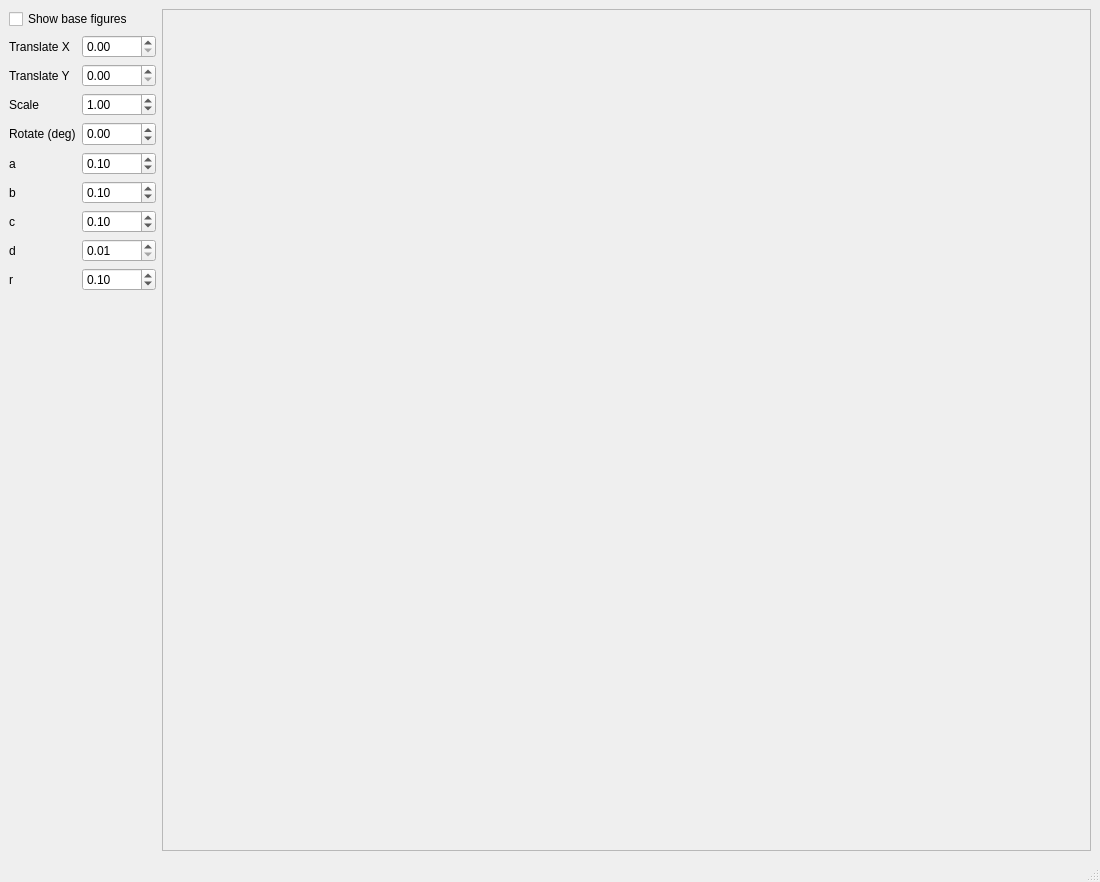
awarebayes/kg, file 2/main.ui: the form before one commit.
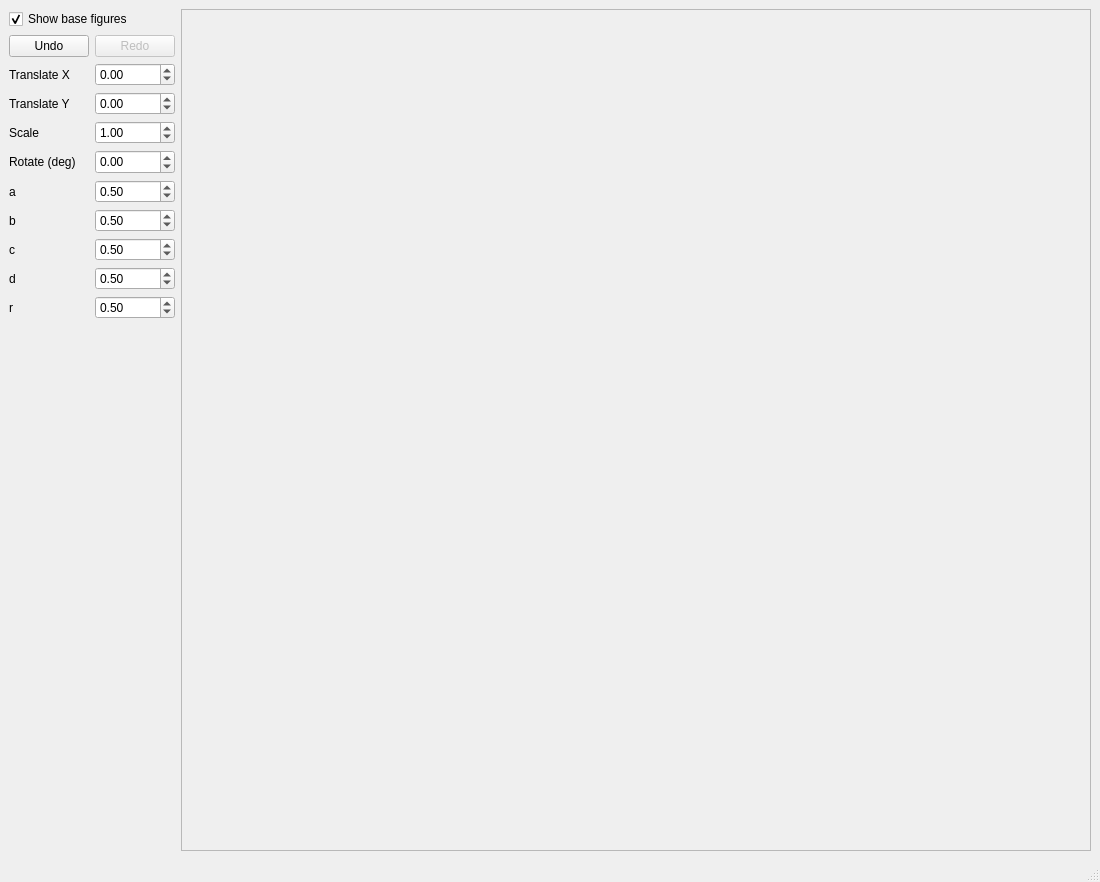
The form after the commit.

Diff of the .ui file:
```diff
--- a/2/main.ui
+++ b/2/main.ui
@@ -22,77 +22,17 @@
         <property name="text">
          <string>Show base figures</string>
         </property>
+        <property name="checkable">
+         <bool>true</bool>
+        </property>
+        <property name="checked">
+         <bool>true</bool>
+        </property>
        </widget>
       </item>
       <item>
-       <layout class="QGridLayout" name="gridLayout_2" rowstretch="1,0,0,0,0,0,0,0,0" columnstretch="0,0">
-        <item row="6" column="1">
-         <widget class="QDoubleSpinBox" name="CSB">
-          <property name="minimum">
-           <double>0.010000000000000</double>
-          </property>
-          <property name="maximum">
-           <double>1.000000000000000</double>
-          </property>
-          <property name="singleStep">
-           <double>0.100000000000000</double>
-          </property>
-          <property name="value">
-           <double>0.100000000000000</double>
-          </property>
-         </widget>
-        </item>
-        <item row="5" column="0">
-         <widget class="QLabel" name="label_5">
-          <property name="text">
-           <string>b</string>
-          </property>
-         </widget>
-        </item>
-        <item row="5" column="1">
-         <widget class="QDoubleSpinBox" name="BSB">
-          <property name="minimum">
-           <double>0.010000000000000</double>
-          </property>
-          <property name="maximum">
-           <double>1.000000000000000</double>
-          </property>
-          <property name="singleStep">
-           <double>0.100000000000000</double>
-          </property>
-          <property name="value">
-           <double>0.100000000000000</double>
-          </property>
-         </widget>
-        </item>
-        <item row="7" column="1">
-         <widget class="QDoubleSpinBox" name="DSB">
-          <property name="minimum">
-           <double>0.010000000000000</double>
-          </property>
-          <property name="maximum">
-           <double>1.000000000000000</double>
-          </property>
-          <property name="singleStep">
-           <double>0.100000000000000</double>
-          </property>
-         </widget>
-        </item>
-        <item row="7" column="0">
-         <widget class="QLabel" name="label_7">
-          <property name="text">
-           <string>d</string>
-          </property>
-         </widget>
-        </item>
-        <item row="0" column="0">
-         <widget class="QLabel" name="TransXLabel1">
-          <property name="text">
-           <string>Translate X</string>
-          </property>
-         </widget>
-        </item>
-        <item row="2" column="1">
+       <layout class="QGridLayout" name="gridLayout_2" rowstretch="1,0,0,0,0,0,0,0,0,0" columnstretch="0,0">
+        <item row="3" column="1">
          <widget class="QDoubleSpinBox" name="ScaleSB">
           <property name="minimum">
            <double>0.100000000000000</double>
@@ -108,78 +48,7 @@
           </property>
          </widget>
         </item>
-        <item row="0" column="1">
-         <widget class="QDoubleSpinBox" name="TransXSB">
-          <property name="maximum">
-           <double>1.000000000000000</double>
-          </property>
-          <property name="singleStep">
-           <double>0.050000000000000</double>
-          </property>
-         </widget>
-        </item>
-        <item row="4" column="0">
-         <widget class="QLabel" name="label">
-          <property name="text">
-           <string>a</string>
-          </property>
-         </widget>
-        </item>
-        <item row="3" column="0">
-         <widget class="QLabel" name="RotateLabel1">
-          <property name="text">
-           <string>Rotate (deg)</string>
-          </property>
-         </widget>
-        </item>
-        <item row="1" column="0">
-         <widget class="QLabel" name="TransYLabel1">
-          <property name="text">
-           <string>Translate Y</string>
-          </property>
-         </widget>
-        </item>
-        <item row="2" column="0">
-         <widget class="QLabel" name="TransScaleLabel1">
-          <property name="text">
-           <string>Scale</string>
-          </property>
-         </widget>
-        </item>
-        <item row="1" column="1">
-         <widget class="QDoubleSpinBox" name="TransYSB">
-          <property name="maximum">
-           <double>1.000000000000000</double>
-          </property>
-          <property name="singleStep">
-           <double>0.050000000000000</double>
-          </property>
-         </widget>
-        </item>
         <item row="4" column="1">
-         <widget class="QDoubleSpinBox" name="ASB">
-          <property name="minimum">
-           <double>0.010000000000000</double>
-          </property>
-          <property name="maximum">
-           <double>1.000000000000000</double>
-          </property>
-          <property name="singleStep">
-           <double>0.100000000000000</double>
-          </property>
-          <property name="value">
-           <double>0.100000000000000</double>
-          </property>
-         </widget>
-        </item>
-        <item row="6" column="0">
-         <widget class="QLabel" name="label_6">
-          <property name="text">
-           <string>c</string>
-          </property>
-         </widget>
-        </item>
-        <item row="3" column="1">
          <widget class="QDoubleSpinBox" name="RotateSB">
           <property name="minimumSize">
            <size>
@@ -198,15 +67,131 @@
           </property>
          </widget>
         </item>
-        <item row="8" column="0">
+        <item row="1" column="1">
+         <widget class="QDoubleSpinBox" name="TransXSB">
+          <property name="minimum">
+           <double>-0.500000000000000</double>
+          </property>
+          <property name="maximum">
+           <double>0.500000000000000</double>
+          </property>
+          <property name="singleStep">
+           <double>0.050000000000000</double>
+          </property>
+         </widget>
+        </item>
+        <item row="7" column="0">
+         <widget class="QLabel" name="label_6">
+          <property name="text">
+           <string>c</string>
+          </property>
+         </widget>
+        </item>
+        <item row="1" column="0">
+         <widget class="QLabel" name="TransXLabel1">
+          <property name="text">
+           <string>Translate X</string>
+          </property>
+         </widget>
+        </item>
+        <item row="6" column="0">
+         <widget class="QLabel" name="label_5">
+          <property name="text">
+           <string>b</string>
+          </property>
+         </widget>
+        </item>
+        <item row="9" column="1">
+         <widget class="QDoubleSpinBox" name="RSB">
+          <property name="minimum">
+           <double>0.010000000000000</double>
+          </property>
+          <property name="maximum">
+           <double>1.000000000000000</double>
+          </property>
+          <property name="singleStep">
+           <double>0.100000000000000</double>
+          </property>
+          <property name="value">
+           <double>0.500000000000000</double>
+          </property>
+         </widget>
+        </item>
+        <item row="2" column="1">
+         <widget class="QDoubleSpinBox" name="TransYSB">
+          <property name="minimum">
+           <double>-0.500000000000000</double>
+          </property>
+          <property name="maximum">
+           <double>0.500000000000000</double>
+          </property>
+          <property name="singleStep">
+           <double>0.050000000000000</double>
+          </property>
+         </widget>
+        </item>
+        <item row="7" column="1">
+         <widget class="QDoubleSpinBox" name="CSB">
+          <property name="minimum">
+           <double>0.010000000000000</double>
+          </property>
+          <property name="maximum">
+           <double>1.000000000000000</double>
+          </property>
+          <property name="singleStep">
+           <double>0.100000000000000</double>
+          </property>
+          <property name="value">
+           <double>0.500000000000000</double>
+          </property>
+         </widget>
+        </item>
+        <item row="5" column="0">
+         <widget class="QLabel" name="label">
+          <property name="text">
+           <string>a</string>
+          </property>
+         </widget>
+        </item>
+        <item row="8" column="1">
+         <widget class="QDoubleSpinBox" name="DSB">
+          <property name="minimum">
+           <double>0.010000000000000</double>
+          </property>
+          <property name="maximum">
+           <double>1.000000000000000</double>
+          </property>
+          <property name="singleStep">
+           <double>0.100000000000000</double>
+          </property>
+          <property name="value">
+           <double>0.500000000000000</double>
+          </property>
+         </widget>
+        </item>
+        <item row="9" column="0">
          <widget class="QLabel" name="label_9">
           <property name="text">
            <string>r</string>
           </property>
          </widget>
         </item>
-        <item row="8" column="1">
-         <widget class="QDoubleSpinBox" name="RSB">
+        <item row="3" column="0">
+         <widget class="QLabel" name="TransScaleLabel1">
+          <property name="text">
+           <string>Scale</string>
+          </property>
+         </widget>
+        </item>
+        <item row="8" column="0">
+         <widget class="QLabel" name="label_7">
+          <property name="text">
+           <string>d</string>
+          </property>
+         </widget>
+        </item>
+        <item row="5" column="1">
+         <widget class="QDoubleSpinBox" name="ASB">
           <property name="minimum">
            <double>0.010000000000000</double>
           </property>
@@ -217,7 +202,70 @@
            <double>0.100000000000000</double>
           </property>
           <property name="value">
+           <double>0.500000000000000</double>
+          </property>
+         </widget>
+        </item>
+        <item row="4" column="0">
+         <widget class="QLabel" name="RotateLabel1">
+          <property name="text">
+           <string>Rotate (deg)</string>
+          </property>
+         </widget>
+        </item>
+        <item row="2" column="0">
+         <widget class="QLabel" name="TransYLabel1">
+          <property name="text">
+           <string>Translate Y</string>
+          </property>
+         </widget>
+        </item>
+        <item row="6" column="1">
+         <widget class="QDoubleSpinBox" name="BSB">
+          <property name="minimum">
+           <double>0.010000000000000</double>
+          </property>
+          <property name="maximum">
+           <double>1.000000000000000</double>
+          </property>
+          <property name="singleStep">
            <double>0.100000000000000</double>
+          </property>
+          <property name="value">
+           <double>0.500000000000000</double>
+          </property>
+         </widget>
+        </item>
+        <item row="0" column="1">
+         <layout class="QHBoxLayout" name="horizontalLayout_2">
+          <item>
+           <widget class="QPushButton" name="pushButton_2">
+            <property name="enabled">
+             <bool>false</bool>
+            </property>
+            <property name="text">
+             <string>Redo</string>
+            </property>
+           </widget>
+          </item>
+         </layout>
+        </item>
+        <item row="0" column="0">
+         <widget class="QPushButton" name="pushButton">
+          <property name="text">
+           <string>Undo</string>
+          </property>
+          <property name="checkable">
+           <bool>true</bool>
+          </property>
+          <property name="autoDefault">
+           <bool>false</bool>
+          </property>
+          <property name="default">
+           <bool>false</bool>
+          </property>
+          <property name="flat">
+           <bool>false</bool>
           </property>
          </widget>
         </item>
```
